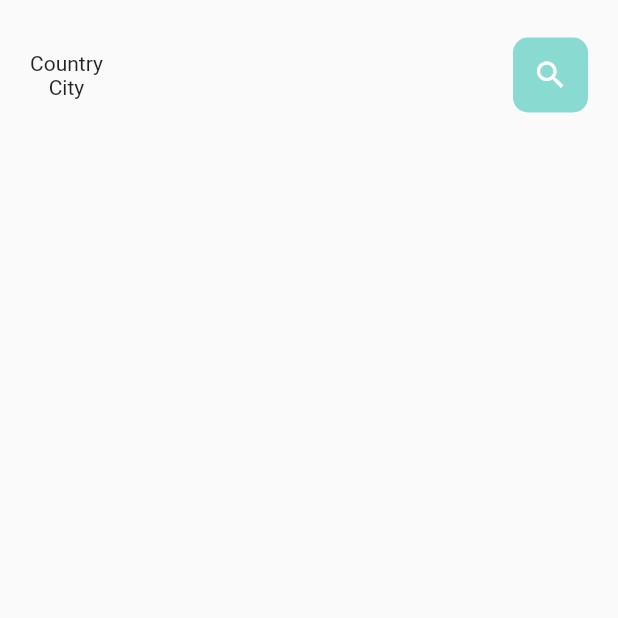
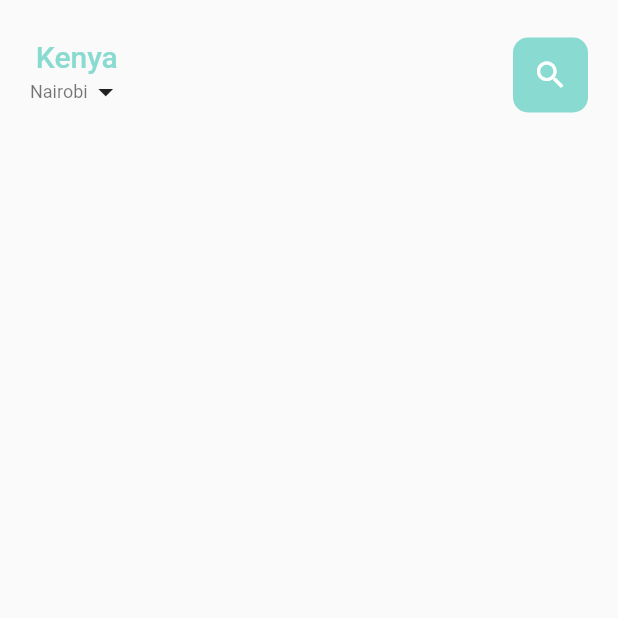
Before and after one commit to Calvin-Ngugi/food-delivery-app, a Flutter app: the screen it shows after launch, on a phone screen of 412 x 824 dp, the top half of it. Run offline on Flutter 3.47's test engine with Material 2 defaults, Android fonts, the phone set to English and light mode, and no system bars.

```diff
--- /dev/null
+++ b/lib/home/food_page_body.dart
@@ -0,0 +1,15 @@
+import 'package:flutter/cupertino.dart';
+
+class FoodPageBody extends StatefulWidget {
+  const FoodPageBody({Key? key}) : super(key: key);
+
+  @override
+  State<FoodPageBody> createState() => _FoodPageBodyState();
+}
+
+class _FoodPageBodyState extends State<FoodPageBody> {
+  @override
+  Widget build(BuildContext context) {
+    return Container();
+  }
+}
--- a/lib/home/main_food_page.dart
+++ b/lib/home/main_food_page.dart
@@ -1,5 +1,7 @@
 import 'package:flutter/material.dart';
 import 'package:food_delivery/utils/colors.dart';
+import 'package:food_delivery/widgets/big_text.dart';
+import 'package:food_delivery/widgets/small_text.dart';
 
 class MainFoodPage extends StatefulWidget {
   const MainFoodPage({Key? key}) : super(key: key);
@@ -21,9 +23,14 @@ class _MainFoodPageState extends State<MainFoodPage> {
               mainAxisAlignment: MainAxisAlignment.spaceBetween,
               children: [
                 Column(
-                  children: const [
-                    Text('Country'),
-                    Text('City')
+                  children: [
+                    BigText(text: "Kenya", color: AppColors.mainColor,),
+                    Row(
+                      children: [
+                        SmallText(text: "Nairobi", color: Colors.black54),
+                        Icon(Icons.arrow_drop_down),
+                      ],
+                    ),
                   ],
                 ),
                 Container(
--- a/lib/widgets/big_text.dart
+++ b/lib/widgets/big_text.dart
@@ -1,12 +1,12 @@
 import 'package:flutter/material.dart';
 
 class BigText extends StatelessWidget {
-  final Color? color;
+  Color? color;
   final String text;
   double size;
   TextOverflow overflow;
 
-  BigText({Key? key, this.color,
+  BigText({Key? key, this.color = const Color(0xFF332d2b),
     required this.text,
     this.size=20,
     this.overflow=TextOverflow.ellipsis
@@ -19,7 +19,8 @@ class BigText extends StatelessWidget {
       overflow: overflow,
       style: TextStyle(
           color: color,
-          fontWeight: FontWeight.w400,
+          fontWeight: FontWeight.w500,
+          fontSize: size,
           fontFamily: 'Roboto',
       ),
     );
--- /dev/null
+++ b/lib/widgets/small_text.dart
@@ -0,0 +1,24 @@
+import 'package:flutter/material.dart';
+
+class SmallText extends StatelessWidget {
+  Color? color;
+  final String text;
+  double size;
+
+  SmallText({Key? key, this.color = const Color(0xFF332d2b),
+    required this.text,
+    this.size=12,
+  }) : super(key: key);
+
+  @override
+  Widget build(BuildContext context) {
+    return Text(
+      text,
+      style: TextStyle(
+        color: color,
+        fontSize: size,
+        fontFamily: 'Roboto',
+      ),
+    );
+  }
+}
```
Also changed, not shown: assets/fonts/LICENSE.txt (added), assets/fonts/Roboto-Black.ttf (added), assets/fonts/Roboto-BlackItalic.ttf (added), assets/fonts/Roboto-Bold.ttf (added), assets/fonts/Roboto-BoldItalic.ttf (added), assets/fonts/Roboto-Italic.ttf (added), assets/fonts/Roboto-Light.ttf (added), assets/fonts/Roboto-LightItalic.ttf (added), assets/fonts/Roboto-Medium.ttf (added), assets/fonts/Roboto-MediumItalic.ttf (added), assets/fonts/Roboto-Regular.ttf (added), assets/fonts/Roboto-Thin.ttf (added), assets/fonts/Roboto-ThinItalic.ttf (added).
